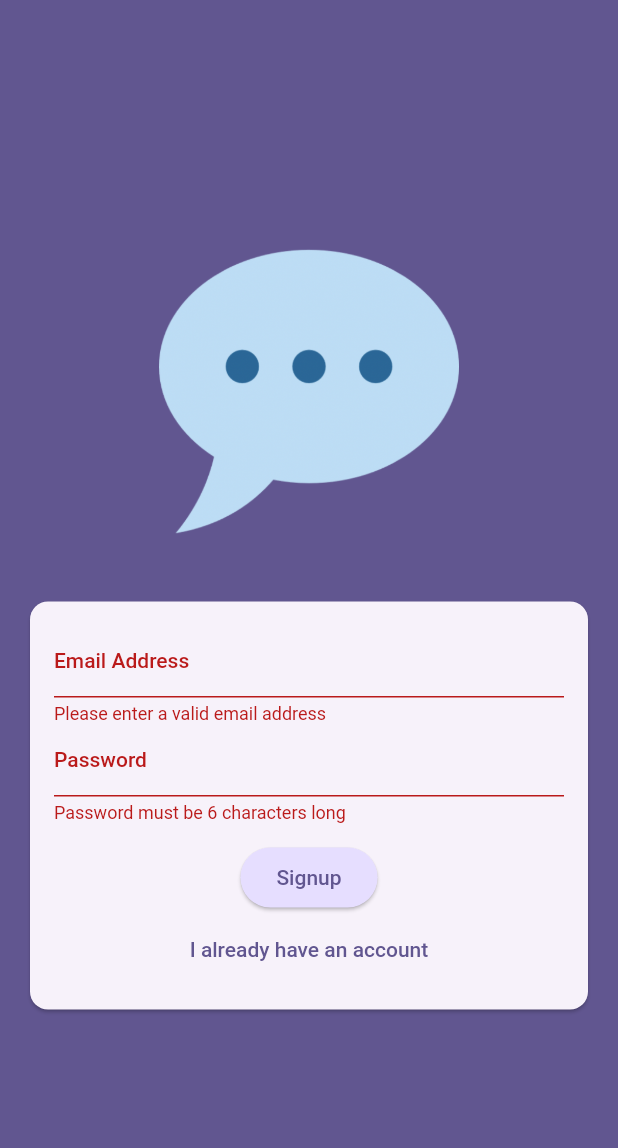
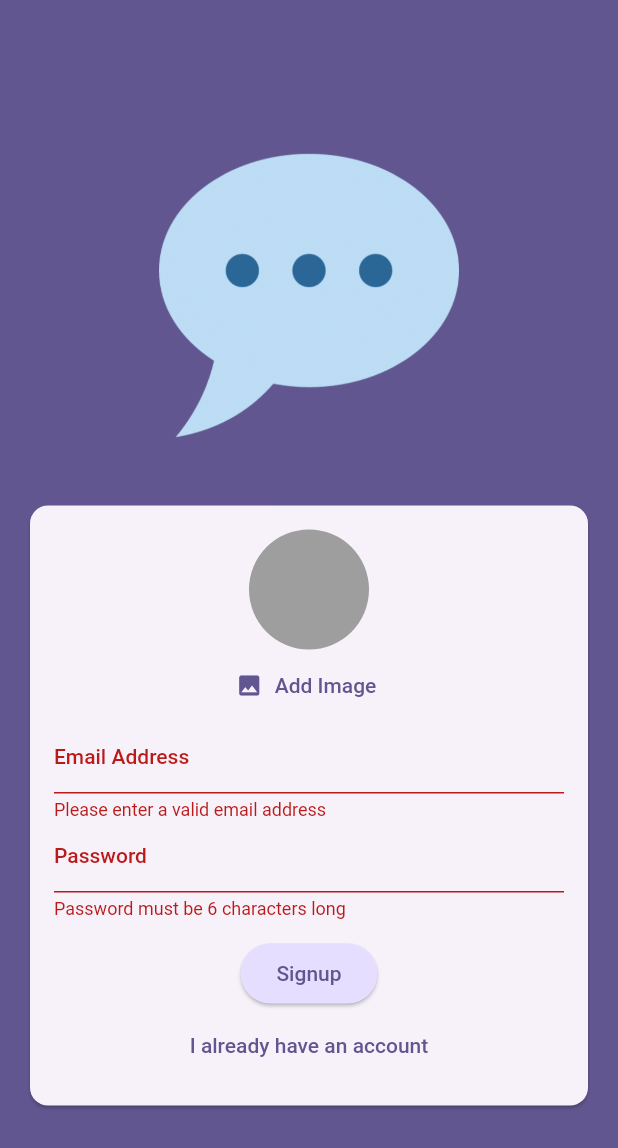
Before and after one commit to Anandmishra7946/Chat_App, a Flutter app: the screen it shows after launch, after a tap on "Login", after a tap on "Create an account", on a phone screen of 412 x 824 dp. Shown: the top 1148 px of the screen. Run offline on Flutter 3.47's test engine with Material 2 defaults, Android fonts, the phone set to English and light mode, and no system bars; our stand-ins replace firebase_auth, firebase_core, image_picker; accounts and stored records are empty.

Commit message:
Added ImagePicker

```diff
--- a/lib/main.dart
+++ b/lib/main.dart
@@ -1,3 +1,6 @@
+import 'package:chat_app/screens/chat.dart';
+import 'package:chat_app/screens/splash.dart';
+import 'package:firebase_auth/firebase_auth.dart';
 import 'package:flutter/material.dart';
 import 'package:firebase_core/firebase_core.dart';
 import 'firebase_options.dart';
@@ -25,7 +28,19 @@ class App extends StatelessWidget {
         colorScheme: ColorScheme.fromSeed(
             seedColor: const Color.fromARGB(255, 63, 17, 177)),
       ),
-      home: const AuthScreen()
+      home: StreamBuilder(stream: FirebaseAuth.instance.authStateChanges(),
+      builder: (ctx, snapshot) {
+        if(snapshot.connectionState == ConnectionState.waiting) {
+          return const SplashScreen();
+        }
+
+        if(snapshot.hasData) {
+          return const ChatScreen();
+        }
+
+        return const AuthScreen();
+      },
+      ),
     );
   }
 }
--- a/lib/screens/auth.dart
+++ b/lib/screens/auth.dart
@@ -1,3 +1,5 @@
+import 'dart:io';
+import 'package:chat_app/widgets/user_image_picker.dart';
 import 'package:flutter/material.dart';
 import 'package:firebase_auth/firebase_auth.dart';
 
@@ -17,8 +19,8 @@ class _AuthScreenState extends State<AuthScreen> {
 
   var _enteredEmail = '';
   var _enteredPassword = '';
-
   var _isLogin = true;
+  File? _selectedimage;
 
   void _submit() async {
     final isValid = _form.currentState!.validate();
@@ -27,13 +29,14 @@ class _AuthScreenState extends State<AuthScreen> {
       return;
     }
     _form.currentState!.save();
-
+    try {
       if (_isLogin) {
-      //...
+        final userCredentials = await _firebase.signInWithEmailAndPassword(
+            email: _enteredEmail, password: _enteredPassword);
       } else {
-      try {
         final userCredentials = await _firebase.createUserWithEmailAndPassword(
             email: _enteredEmail, password: _enteredPassword);
+      }
     } on FirebaseAuthException catch (error) {
       if (error.code == 'email-already-in-use') {
         //...
@@ -44,7 +47,6 @@ class _AuthScreenState extends State<AuthScreen> {
           content: Text(error.message ?? 'Authentication failed'),
         ),
       );
-      }
     }
   }
 
@@ -77,6 +79,7 @@ class _AuthScreenState extends State<AuthScreen> {
                       child: Column(
                         mainAxisSize: MainAxisSize.min,
                         children: [
+                          if (!_isLogin) UserImagePicker(),
                           TextFormField(
                             decoration: const InputDecoration(
                                 labelText: 'Email Address'),
--- /dev/null
+++ b/lib/screens/splash.dart
@@ -0,0 +1,17 @@
+import 'package:flutter/material.dart';
+
+class SplashScreen extends StatelessWidget {
+  const SplashScreen({super.key});
+
+  @override
+  Widget build(BuildContext context) {
+    return Scaffold(
+      appBar: AppBar(
+        title: const Text('Flutter Chat'),
+      ),
+      body: const Center(
+        child: Text('Loading...'),
+      ),
+    );
+  }
+}
--- /dev/null
+++ b/lib/widgets/user_image_picker.dart
@@ -0,0 +1,53 @@
+import 'dart:io';
+import 'package:flutter/material.dart';
+import 'package:image_picker/image_picker.dart';
+
+class UserImagePicker extends StatefulWidget {
+  const UserImagePicker({super.key});
+
+  @override
+  State<UserImagePicker> createState() {
+    return _UserImagePickerState();
+  }
+}
+
+class _UserImagePickerState extends State<UserImagePicker> {
+  File? _pickedImageFile;
+
+  void _pickImage() async {
+    final pickedImage = await ImagePicker()
+        .pickImage(source: ImageSource.camera, imageQuality: 50, maxWidth: 150);
+
+    if (pickedImage == null) {
+      return;
+    }
+
+    setState(() {
+      _pickedImageFile = File(pickedImage.path);
+    });
+  }
+
+  @override
+  Widget build(BuildContext context) {
+    return Column(
+      children: [
+        CircleAvatar(
+          radius: 40,
+          backgroundColor: Colors.grey,
+          foregroundImage:
+              _pickedImageFile != null ? FileImage(_pickedImageFile!) : null,
+        ),
+        TextButton.icon(
+          onPressed: _pickImage,
+          icon: const Icon(Icons.image),
+          label: Text(
+            'Add Image',
+            style: TextStyle(
+              color: Theme.of(context).colorScheme.primary,
+            ),
+          ),
+        ),
+      ],
+    );
+  }
+}
--- a/pubspec.yaml
+++ b/pubspec.yaml
@@ -37,6 +37,8 @@ dependencies:
   cupertino_icons: ^1.0.2
   firebase_core: ^2.17.0
   firebase_auth: ^4.10.1
+  firebase_storage: ^11.2.8
+  image_picker: ^1.0.4
 
 dev_dependencies:
   flutter_test:
```
Also changed, not shown: lib/screens/chat.dart (added, +29 -0 lines), pubspec.lock, 5 other files. Lines whose indentation alone changed are shown as unchanged.
